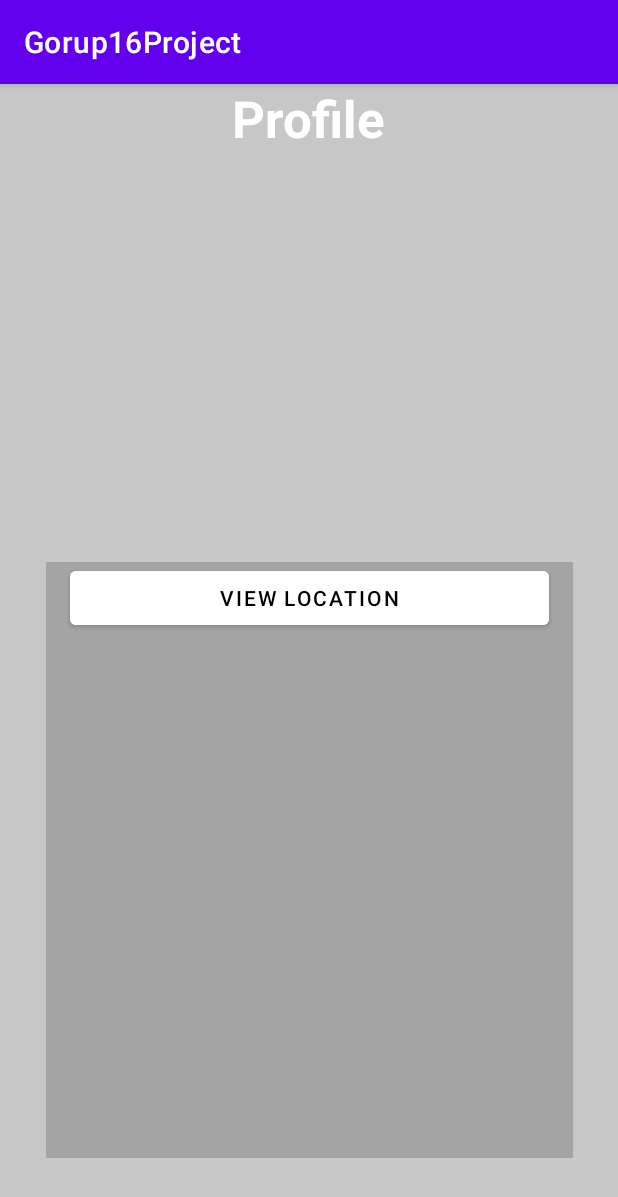
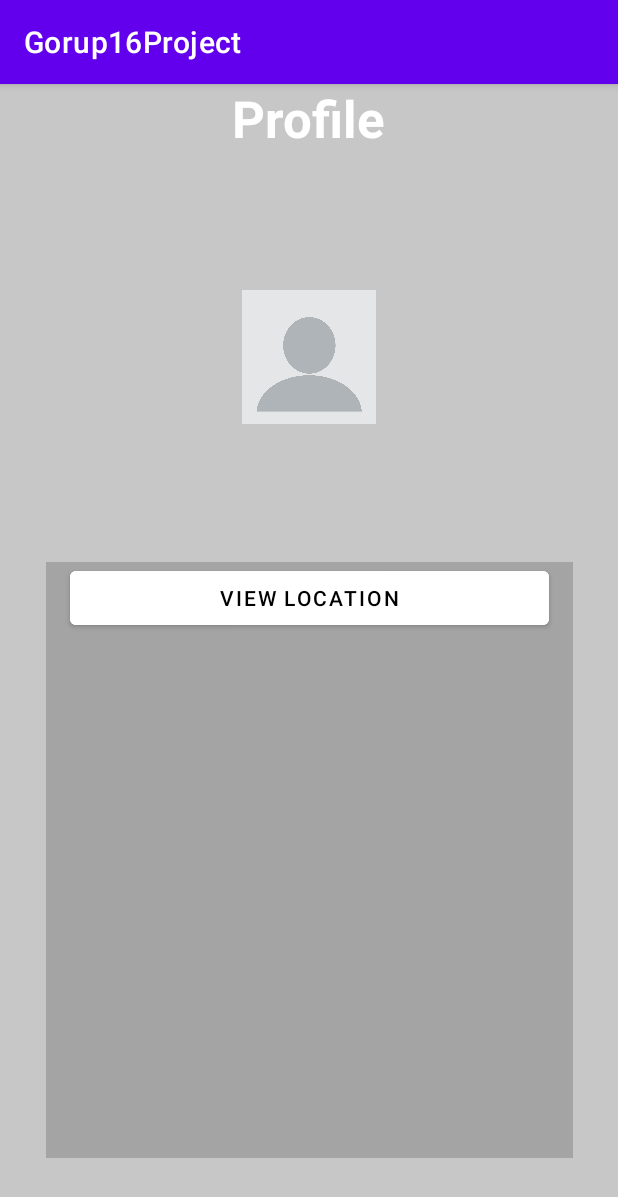
Before and after one commit to sharma-sourabh3435/Odd-Jobs, an Android app: the ProfilePage screen opened directly, with no data from a screen before it, on a phone screen of 412 x 824 dp. Shown: the top 1197 px of the screen. Run offline under Robolectric (Android 15) with nearby library versions, the phone set to English and light mode, and no system bars.

Commit message:
Changes to the profile picture

```diff
--- a/app/src/main/res/layout/profile_page.xml
+++ b/app/src/main/res/layout/profile_page.xml
@@ -17,7 +17,6 @@
         android:textAppearance="@style/TextAppearance.AppCompat.Display1"
         android:textColor="@color/white"
         android:textStyle="bold"
-        app:layout_constraintBottom_toTopOf="@+id/imageView"
         app:layout_constraintEnd_toEndOf="parent"
         app:layout_constraintStart_toStartOf="parent"
         app:layout_constraintTop_toTopOf="parent" />
@@ -44,17 +43,8 @@
             android:minHeight="48dp"
             android:text="VIEW LOCATION"
             android:textColor="@color/black" />
+
     </LinearLayout>
-
-    <ImageView
-        android:id="@+id/imageView"
-        android:layout_width="wrap_content"
-        android:layout_height="wrap_content"
-        app:layout_constraintBottom_toTopOf="@+id/name"
-        app:layout_constraintEnd_toEndOf="parent"
-        app:layout_constraintStart_toStartOf="parent"
-        app:layout_constraintTop_toBottomOf="@+id/Profile"
-        tools:srcCompat="@tools:sample/avatars" />
 
     <TextView
         android:id="@+id/name"
@@ -65,9 +55,18 @@
         android:textAppearance="@style/TextAppearance.AppCompat.Display1"
         android:textColor="@color/white"
         android:textStyle="bold"
-        app:layout_constraintBottom_toTopOf="@+id/imageView"
         app:layout_constraintEnd_toEndOf="parent"
         app:layout_constraintStart_toStartOf="parent"
         app:layout_constraintTop_toTopOf="parent" />
 
+    <ImageView
+        android:id="@+id/imageView2"
+        android:layout_width="92dp"
+        android:layout_height="89dp"
+        app:layout_constraintBottom_toTopOf="@+id/linearLayout2"
+        app:layout_constraintEnd_toEndOf="parent"
+        app:layout_constraintStart_toStartOf="parent"
+        app:layout_constraintTop_toBottomOf="@+id/Profile"
+        app:srcCompat="@drawable/profile" />
+
 </androidx.constraintlayout.widget.ConstraintLayout>
```
